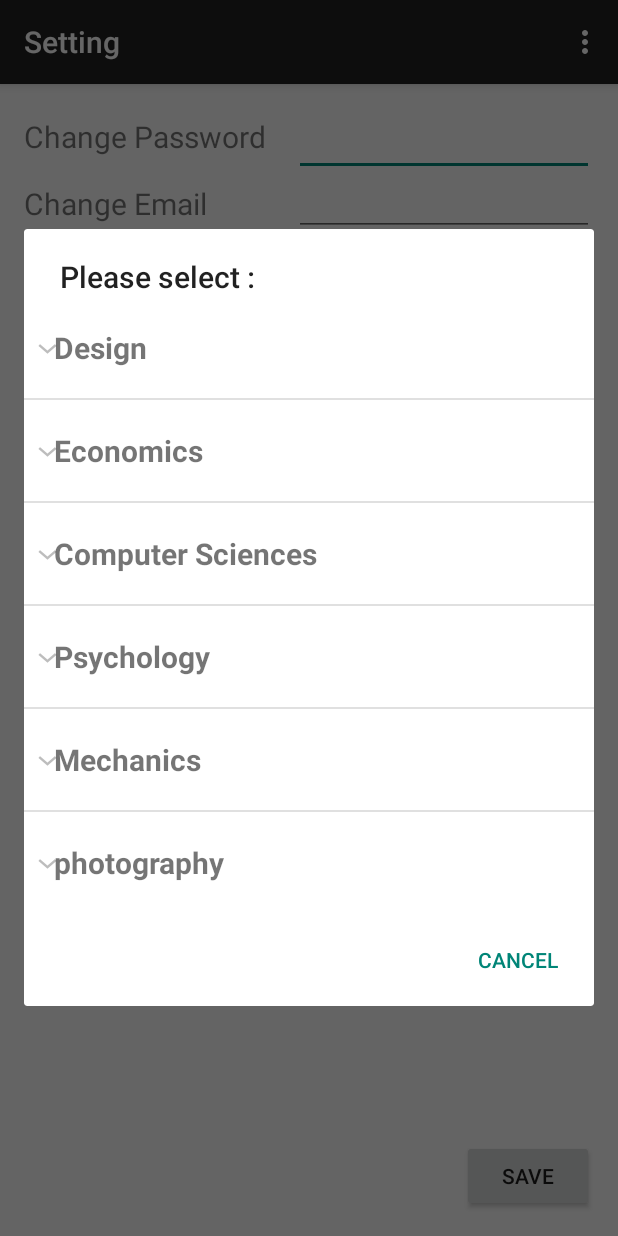
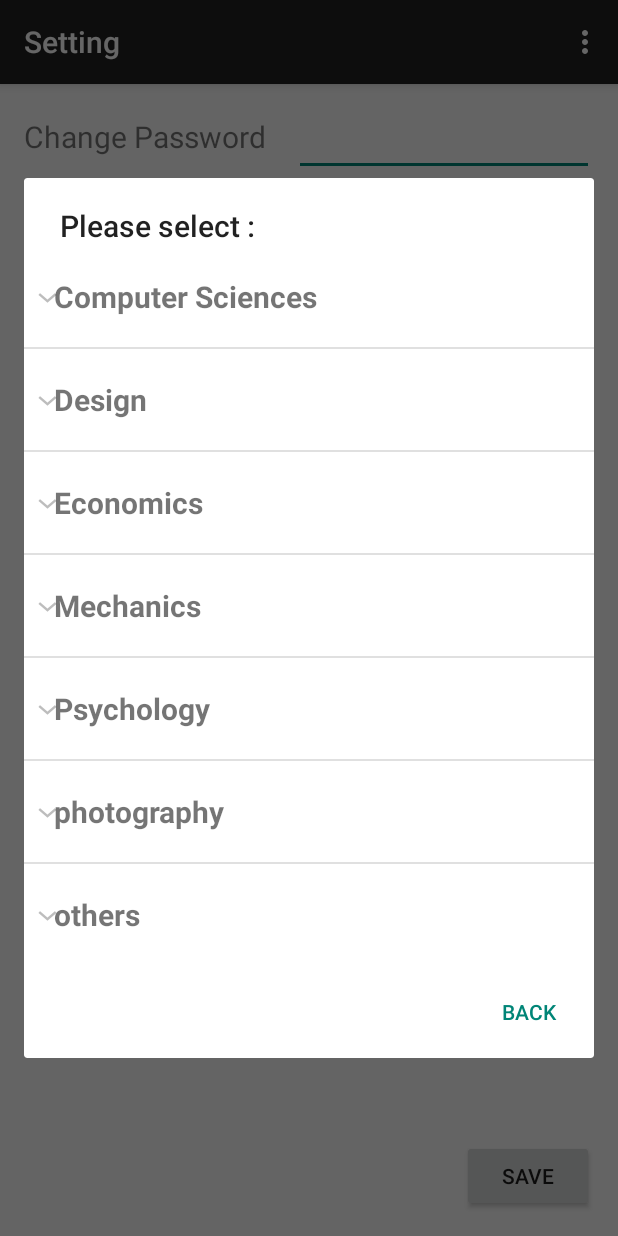
Before and after one commit to StevenLu1204/Near_armorsun, an Android app: the SettingActivity screen opened directly, with no data from a screen before it, after a tap on "PROFESSIONAL FIELD", on a phone screen of 412 x 824 dp. Run offline under Robolectric (Android 15) with nearby library versions, the phone set to English and light mode, and no system bars.

Commit message:
fix a bug

```diff
--- a/app/src/main/java/com/example/jay/fragmentbasics/SettingActivity.java
+++ b/app/src/main/java/com/example/jay/fragmentbasics/SettingActivity.java
@@ -8,13 +8,18 @@ import android.content.DialogInterface;
 import android.content.Intent;
 import android.support.v7.app.AppCompatActivity;
 import android.os.Bundle;
+import android.support.v7.internal.view.menu.ExpandedMenuView;
+import android.util.Log;
 import android.view.LayoutInflater;
 import android.view.Menu;
 import android.view.MenuItem;
 import android.view.View;
 import android.widget.Adapter;
+import android.widget.AdapterView;
 import android.widget.ArrayAdapter;
 import android.widget.Button;
+import android.widget.CheckBox;
+import android.widget.CheckedTextView;
 import android.widget.ExpandableListView;
 import android.widget.LinearLayout;
 import android.widget.ListView;
@@ -22,7 +27,10 @@ import android.widget.Toast;
 
 import java.util.ArrayList;
 import java.util.HashMap;
+import java.util.LinkedHashMap;
 import java.util.List;
+import java.util.logging.Handler;
+import java.util.logging.LogRecord;
 
 public class SettingActivity extends AppCompatActivity {
     /*
@@ -30,18 +38,22 @@ public class SettingActivity extends AppCompatActivity {
     * the file  pro_field_list_parent.xml defines the layout of the professional field titles
     */
 
-    ExpandableListView proFieldListView;
-    HashMap<String,List<String>> proField;
-    List<String> proFieldDetail;        //stores the professional field data(titles and subtitles)(check the proFieldDataProvider.java)
-    proFieldAdapter adapter;            //an adapter linked the data and expandable listview
+    private ExpandableListView proFieldListView;
+    private LinkedHashMap<String,List<String>> proFieldHashmap;
+    private List<String> proFieldDetail;        //stores the professional field data(check the proFieldDataProvider.java)
+    private proFieldAdapter adapter;            //an adapter linked the data and expandable listview
 
-    AlertDialog.Builder proFieldDialogBuilder;
-    AlertDialog proFieldDialog;
-    Button btnProField;
+    private AlertDialog.Builder proFieldDialogBuilder;
+    private AlertDialog proFieldDialog;
+    private Button btnProField;
 
-    ListView LVSelected;                                        //a listview displays what you select
-    ArrayList<String> selectedItems=new ArrayList<String>();    //an arraylist stores what you select
-    ArrayAdapter slctItemsAdapter;                              //an adapter links data and listview
+    private ListView LVSelected;                                        //a listview displays what you select
+    private ArrayList<String> selectedItems=new ArrayList<String>();    //an arraylist stores what you select
+    private ArrayAdapter slctItemsAdapter;                              //an adapter links data and listview
+
+    //private List<Integer> childSelected=new ArrayList<Integer>();
+    private  List<String> childSelected =new ArrayList<String>();
+    private  ArrayList<ArrayList<Boolean>> chkStatus=new ArrayList<ArrayList<Boolean>>();
 
     @Override
     protected void onCreate(Bundle savedInstanceState) {
@@ -50,30 +62,32 @@ public class SettingActivity extends AppCompatActivity {
 
         //an expandable List View displays the professional fields
         proFieldListView= new ExpandableListView(this);    //the expandable listview displays the professional fields
-        proField=proFieldDataProvider.getInfo();                      //get the data
-        proFieldDetail=new ArrayList<String>(proField.keySet());    //get the proField-hashmap key and put it into the proFieldDetail-ArrayList
-        adapter=new proFieldAdapter(this,proField,proFieldDetail);  //put proField-hashmap and the proFieldDetail-ArrayList into the adapter
+        proFieldHashmap=proFieldDataProvider.getInfo();                      //get the data
+        proFieldDetail=new ArrayList<String>(proFieldHashmap.keySet());    //get the proField-hashmap key and put it into the proFieldDetail-ArrayList
+        adapter=new proFieldAdapter(this,proFieldHashmap,proFieldDetail);  //put proField-hashmap and the proFieldDetail-ArrayList into the adapter
         proFieldListView.setAdapter(adapter);
 
         //initialize the dialog contain the professional field
         proFieldDialogBuilder=new AlertDialog.Builder(SettingActivity.this);
-        proFieldDialogBuilder.setNegativeButton("Cancel", new DialogInterface.OnClickListener() {
+        proFieldDialogBuilder.setNegativeButton("Back", new DialogInterface.OnClickListener() {
             @Override
             public void onClick(DialogInterface dialog, int which) {
                 proFieldDialog.dismiss();
             }
         });
-        proFieldDialogBuilder.setView(proFieldListView);
-        proFieldDialogBuilder.setTitle("Please select : ");
+        proFieldDialogBuilder.setView(proFieldListView).setTitle("Please select : ");
         proFieldDialog=proFieldDialogBuilder.create();
+
+        //childSelected.clear();
 
         //initialize the listview  which displays the selected items
         LVSelected=(ListView)findViewById(R.id.listViewSelected);
-        slctItemsAdapter = new ArrayAdapter<String>(this,android.R.layout.simple_list_item_1,selectedItems);
+        slctItemsAdapter = new ArrayAdapter<String>(this, android.R.layout.simple_list_item_1, selectedItems);
         LVSelected.setAdapter(slctItemsAdapter);
 
-        btnProField =(Button)findViewById(R.id.btnProField);
-        btnProField.setOnClickListener(new Button.OnClickListener(){
+        //a button to show a professional field
+        btnProField = (Button) findViewById(R.id.btnProField);
+        btnProField.setOnClickListener(new Button.OnClickListener() {
             @Override
             public void onClick(View v) {
                 proFieldDialog.show();
@@ -86,15 +100,26 @@ public class SettingActivity extends AppCompatActivity {
         */
 
         proFieldListView.setOnChildClickListener(new ExpandableListView.OnChildClickListener() {
-            @Override
+           @Override
             public boolean onChildClick(ExpandableListView parent, View v, int groupPosition, int childPosition, long id) {
-                Toast.makeText(getBaseContext(), proField.get(proFieldDetail.get(groupPosition)).get(childPosition) + " is selected.", Toast.LENGTH_SHORT).show();
-
-                selectedItems.add(proField.get(proFieldDetail.get(groupPosition)).get(childPosition));
-                slctItemsAdapter.notifyDataSetChanged();
-                return false;
+               CheckedTextView chkTextView=(CheckedTextView)v.findViewById(R.id.textView_child);
+               chkTextView.setChecked(adapter.setChildClick(groupPosition, childPosition));
+               if(childSelected.contains(proFieldHashmap.get(proFieldDetail.get(groupPosition)).get(childPosition))){
+                    childSelected.remove(proFieldHashmap.get(proFieldDetail.get(groupPosition)).get(childPosition));
+                    selectedItems.remove(proFieldHashmap.get(proFieldDetail.get(groupPosition)).get(childPosition));
+                    slctItemsAdapter.notifyDataSetChanged();
+                    Toast.makeText(getBaseContext(), proFieldHashmap.get(proFieldDetail.get(groupPosition)).get(childPosition) + " is removed.", Toast.LENGTH_SHORT).show();
+                }else{
+                   childSelected.add(proFieldHashmap.get(proFieldDetail.get(groupPosition)).get(childPosition));
+                    selectedItems.add(proFieldHashmap.get(proFieldDetail.get(groupPosition)).get(childPosition));
+                    slctItemsAdapter.notifyDataSetChanged();
+                    Toast.makeText(getBaseContext(), proFieldHashmap.get(proFieldDetail.get(groupPosition)).get(childPosition) + " is selected.", Toast.LENGTH_SHORT).show();
+                }
+               return false;
             }
         });
+
+
     }
 
     @Override
@@ -115,7 +140,6 @@ public class SettingActivity extends AppCompatActivity {
         if (id == R.id.action_settings) {
             return true;
         }
-
         return super.onOptionsItemSelected(item);
     }
 
--- a/app/src/main/java/com/example/jay/fragmentbasics/proFieldAdapter.java
+++ b/app/src/main/java/com/example/jay/fragmentbasics/proFieldAdapter.java
@@ -1,14 +1,24 @@
 package com.example.jay.fragmentbasics;
 
 import android.content.Context;
+import android.content.DialogInterface;
 import android.graphics.Typeface;
+import android.support.v7.app.AppCompatActivity;
 import android.view.LayoutInflater;
 import android.view.View;
 import android.view.ViewGroup;
+import android.widget.ArrayAdapter;
 import android.widget.BaseExpandableListAdapter;
+import android.widget.CheckBox;
+import android.widget.CheckedTextView;
+import android.widget.CompoundButton;
+import android.widget.ListView;
 import android.widget.TextView;
+import android.widget.Toast;
 
+import java.util.ArrayList;
 import java.util.HashMap;
+import java.util.LinkedHashMap;
 import java.util.List;
 
 /**
@@ -17,13 +27,18 @@ import java.util.List;
 public class proFieldAdapter extends BaseExpandableListAdapter {
 
     private Context context;
-    private HashMap<String,List<String>> proField;
+    private LinkedHashMap<String,List<String>> proFieldHashmap;
     private List<String> proFieldDetail;            // store the professional field titles and subtitles
+    private  List<String> childSelected =new ArrayList<String>();
+
+
+    private ArrayList<String> selectedItems=new ArrayList<String>();    //an arraylist stores what you select
+    private ArrayAdapter slctItemsAdapter;                              //an adapter links data and listview
 
     //Constructor
-    public  proFieldAdapter(Context context,HashMap<String,List<String>> hashMap,List<String> list){
+    public  proFieldAdapter(Context context,LinkedHashMap<String,List<String>> hashMap,List<String> list){
         this.context=context;
-        this.proField=hashMap;
+        this.proFieldHashmap=hashMap;
         this.proFieldDetail=list;
     }
 
@@ -34,7 +49,7 @@ public class proFieldAdapter extends BaseExpandableListAdapter {
 
     @Override
     public int getChildrenCount(int groupPosition) {
-        return proField.get(proFieldDetail.get(groupPosition)).size();
+        return proFieldHashmap.get(proFieldDetail.get(groupPosition)).size();
     }
 
     @Override
@@ -44,8 +59,7 @@ public class proFieldAdapter extends BaseExpandableListAdapter {
 
     @Override
     public Object getChild(int parent, int child) {
-
-        return proField.get(proFieldDetail.get(parent)).get(child);
+        return proFieldHashmap.get(proFieldDetail.get(parent)).get(child);
     }
 
     @Override
@@ -80,14 +94,16 @@ public class proFieldAdapter extends BaseExpandableListAdapter {
 
     //gets a view to display the given child (our professional field subtitle) within the given group (our professional fielf title)
     @Override
-    public View getChildView(int parent, int child, boolean isLastChild, View convertView, ViewGroup parentView) {
-        String childTitle =(String)getChild(parent,child);
+    public View getChildView(final int parent, final int child, boolean isLastChild, View convertView, ViewGroup parentView) {
+        String childTitle =(String)getChild(parent, child);
         if(convertView==null){
             LayoutInflater inflater=(LayoutInflater)context.getSystemService(Context.LAYOUT_INFLATER_SERVICE);
             convertView=inflater.inflate(R.layout.pro_field_list_child,parentView,false);
         }
-        TextView childTextView=(TextView)convertView.findViewById(R.id.textView_child);
-        childTextView.setText(childTitle);
+
+        final CheckedTextView chkTextView=(CheckedTextView)convertView.findViewById(R.id.textView_child);
+        chkTextView.setText(childTitle);
+        chkTextView.setChecked(childSelected.contains(proFieldHashmap.get(proFieldDetail.get(parent)).get(child)));
         return convertView;
     }
 
@@ -95,4 +111,14 @@ public class proFieldAdapter extends BaseExpandableListAdapter {
     public boolean isChildSelectable(int groupPosition, int childPosition) {
         return true;
     }
+
+    public boolean setChildClick(int parent,int child){
+        if (childSelected.contains(proFieldHashmap.get(proFieldDetail.get(parent)).get(child))) {
+            childSelected.remove(proFieldHashmap.get(proFieldDetail.get(parent)).get(child));
+            return false;
+        } else {
+            childSelected.add(proFieldHashmap.get(proFieldDetail.get(parent)).get(child));
+            return true;
+        }
+    }
 }
--- a/app/src/main/java/com/example/jay/fragmentbasics/proFieldDataProvider.java
+++ b/app/src/main/java/com/example/jay/fragmentbasics/proFieldDataProvider.java
@@ -1,7 +1,7 @@
 package com.example.jay.fragmentbasics;
 
 import java.util.ArrayList;
-import java.util.HashMap;
+import java.util.LinkedHashMap;
 import java.util.List;
 
 /**
@@ -11,9 +11,9 @@ import java.util.List;
  */
 public class proFieldDataProvider {
 
-    public static HashMap<String,List<String>> getInfo(){
+    public static LinkedHashMap<String,List<String>> getInfo(){
 
-        HashMap<String,List<String>> proFieldDetail=new HashMap<String,List<String>>();
+        LinkedHashMap<String,List<String>> proFieldData=new LinkedHashMap<String,List<String>>();
 
         List<String> ComputerSciences=new ArrayList<String>();
         ComputerSciences.add("C++/C Programming");
@@ -43,14 +43,17 @@ public class proFieldDataProvider {
         List<String> Photography=new ArrayList<String>();
         Photography.add("Chromatology");
 
+        List<String> Others=new ArrayList<String>();
+
         //put those List into Hashmap
-        proFieldDetail.put("Computer Sciences",ComputerSciences);
-        proFieldDetail.put("Design",Design);
-        proFieldDetail.put("Economics",Economics);
-        proFieldDetail.put("Mechanics",Mechanics);
-        proFieldDetail.put("Psychology",Psychology);
-        proFieldDetail.put("photography",Photography);
+        proFieldData.put("Computer Sciences", ComputerSciences);
+        proFieldData.put("Design", Design);
+        proFieldData.put("Economics", Economics);
+        proFieldData.put("Mechanics", Mechanics);
+        proFieldData.put("Psychology", Psychology);
+        proFieldData.put("photography", Photography);
+        proFieldData.put("others", Others);
 
-        return proFieldDetail;
+        return proFieldData;
     }
 }
```
Also changed, not shown: app/src/main/res/layout/pro_field_list_child.xml (+5 -2 lines).
